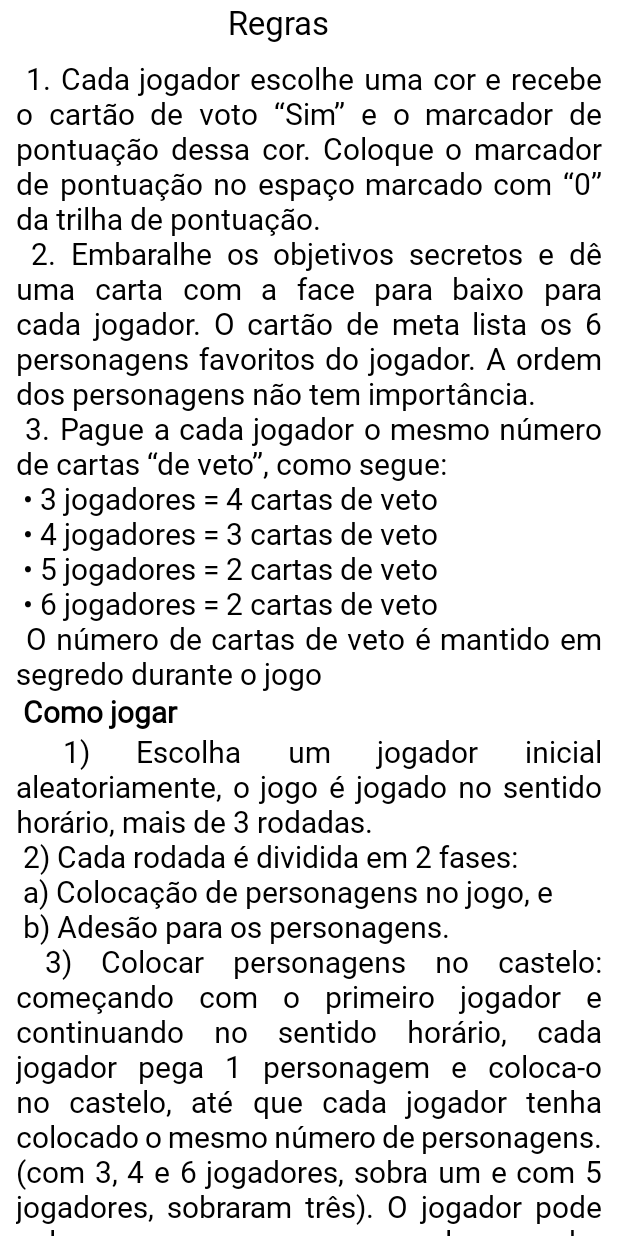
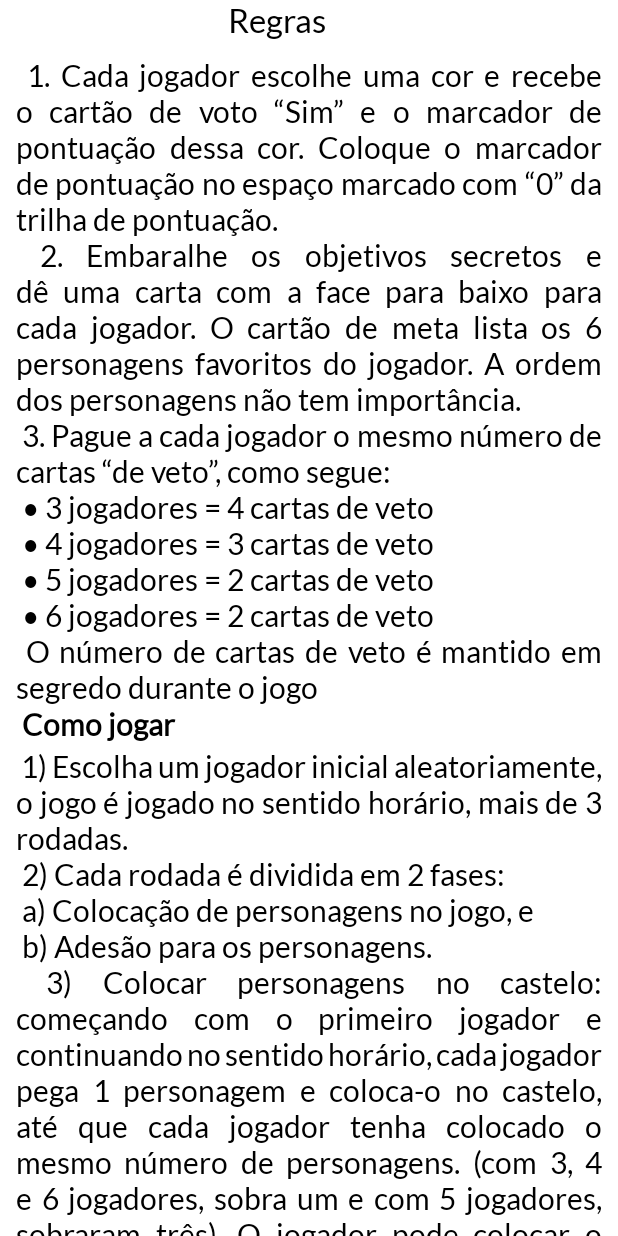
Before and after one commit to AlucardFAS/KingMe-President-Mobile, an Android app: the regras screen opened directly, with no data from a screen before it, on a phone screen of 412 x 824 dp. Run offline under Robolectric (Android 15) with nearby library versions, the phone set to English and light mode, and no system bars.

Commit message:
Nome da fonte
Alterei o nome da fonte

```diff
--- a/app/src/main/res/layout/activity_main.xml
+++ b/app/src/main/res/layout/activity_main.xml
@@ -25,7 +25,7 @@
         android:layout_alignParentBottom="true"
         android:layout_centerHorizontal="true"
         android:layout_marginBottom="216dp"
-        android:fontFamily="@font/lato"
+        android:fontFamily="@font/latoRegular"
         android:text="JOGAR"
         android:textSize="30sp" />
 
@@ -36,7 +36,7 @@
         android:layout_alignParentBottom="true"
         android:layout_centerHorizontal="true"
         android:layout_marginBottom="86dp"
-        android:fontFamily="@font/lato"
+        android:fontFamily="@font/latoRegular"
         android:text="Regra do Jogo"
         android:textColor="@android:color/black"
         android:textSize="18sp" />
--- a/app/src/main/res/layout/activity_regras.xml
+++ b/app/src/main/res/layout/activity_regras.xml
@@ -22,7 +22,7 @@
             android:layout_alignParentStart="true"
             android:layout_marginStart="141dp"
             android:layout_marginBottom="-37dp"
-            android:fontFamily="@font/lato"
+            android:fontFamily="@font/latoRegular"
             android:text="Regras"
             android:textColor="@android:color/black"
             android:textSize="22sp" />
@@ -31,7 +31,7 @@
             android:id="@+id/textView5"
             android:layout_width="match_parent"
             android:layout_height="match_parent"
-            android:fontFamily="@font/lato"
+            android:fontFamily="@font/latoRegular"
             android:text="@string/regras"
             android:textColor="@android:color/black"
             android:textSize="20sp" />
--- a/app/src/main/res/layout/activity_sobre.xml
+++ b/app/src/main/res/layout/activity_sobre.xml
@@ -25,7 +25,7 @@
         android:layout_alignParentBottom="true"
         android:layout_centerHorizontal="true"
         android:layout_marginBottom="350dp"
-        android:fontFamily="@font/lato"
+        android:fontFamily="@font/latoRegular"
         android:text="Alunos"
         android:textColor="@android:color/black"
         android:textSize="24sp" />
@@ -38,7 +38,7 @@
         android:layout_alignParentBottom="true"
         android:layout_marginStart="113dp"
         android:layout_marginBottom="219dp"
-        android:fontFamily="@font/lato"
+        android:fontFamily="@font/latoRegular"
         android:text="•	Danilo Mative\n• Fernando Alves \n• Guilherme Lucioni\n• Victor Trindade "
         android:textColor="@android:color/black"
         android:textSize="24sp" />
```
